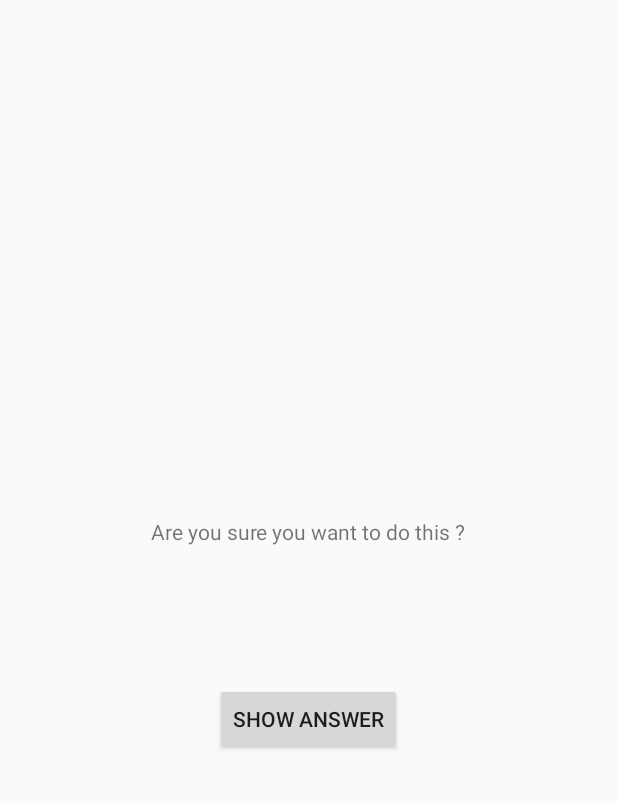
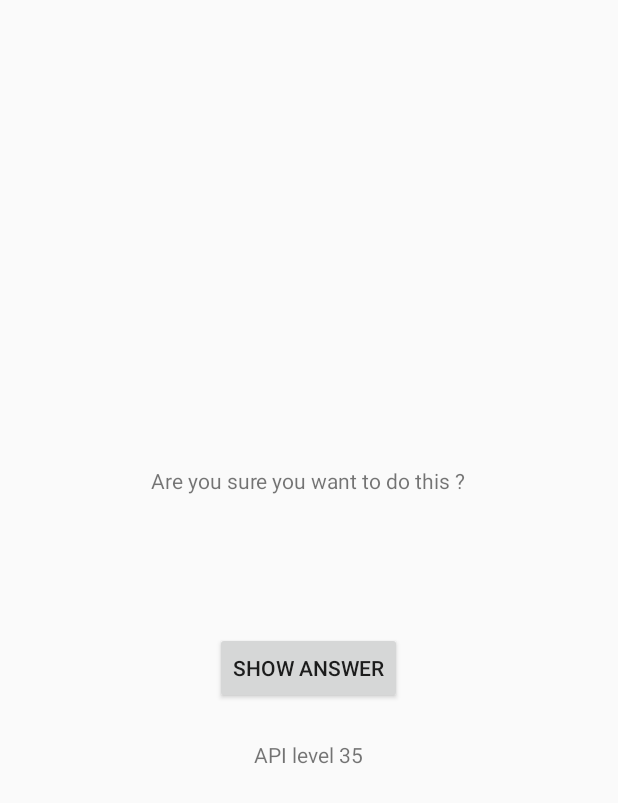
Before and after one commit to high-technology-software/GeoQuiz, an Android app: the CheatActivity screen opened directly, with no data from a screen before it, on a phone screen of 412 x 824 dp. Shown: the top 803 px of the screen. Run offline under Robolectric (Android 15) with nearby library versions, the phone set to English and light mode, and no system bars.

Commit message:
Build version challenge added

```diff
--- a/app/src/main/java/com/high_technology_software/concept/geoquiz/CheatActivity.java
+++ b/app/src/main/java/com/high_technology_software/concept/geoquiz/CheatActivity.java
@@ -2,6 +2,7 @@ package com.high_technology_software.concept.geoquiz;
 
 import android.app.Activity;
 import android.content.Intent;
+import android.os.Build;
 import android.os.Bundle;
 import android.util.Log;
 import android.view.View;
@@ -20,6 +21,8 @@ public class CheatActivity extends Activity {
 
     private TextView mAnswerTextView;
     private Button mShowAnswer;
+
+    private TextView mVersionTextView;
 
     private void setAnswerShownResult(boolean isAnswerShown) {
         mAnswerShown = isAnswerShown;
@@ -50,6 +53,9 @@ public class CheatActivity extends Activity {
             }
         });
 
+        mVersionTextView = (TextView)findViewById(R.id.versionTextView);
+        mVersionTextView.setText("API level " + Build.VERSION.SDK_INT);
+
         if (savedInstanceState != null) {
             setAnswerShownResult(savedInstanceState.getBoolean(KEY_ANSWER_SHOWN, false));
         } else {
--- a/app/src/main/res/layout/activity_cheat.xml
+++ b/app/src/main/res/layout/activity_cheat.xml
@@ -23,4 +23,10 @@
         android:layout_height="wrap_content"
         android:text="@string/show_answer_button" />
 
+    <TextView
+        android:id="@+id/versionTextView"
+        android:layout_width="wrap_content"
+        android:layout_height="wrap_content"
+        android:padding="24dp" />
+
 </LinearLayout>
```
